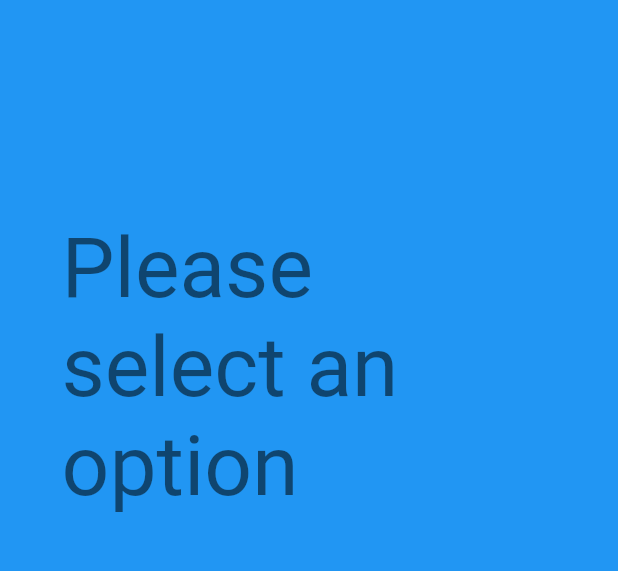
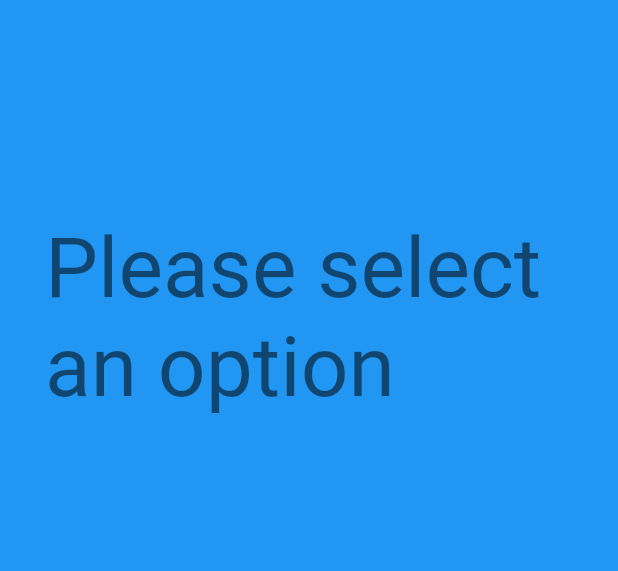
Before and after one commit to PeterAkande/AesEncryptorAndDecryptor, a Flutter app: the Home screen opened directly, on a phone screen of 412 x 824 dp, the part 84-655 px from its top. Run offline on Flutter 3.47's test engine with Material 2 defaults, Android fonts, the phone set to English and light mode, and no system bars; our stand-ins replace file_picker, flutter_svg, fluttertoast, google_fonts; missing offline and left inert: clipboard.

Commit message:
Adjusted the padding and also initialized the size Config

```diff
--- a/lib/screens/home_screen/home.dart
+++ b/lib/screens/home_screen/home.dart
@@ -4,6 +4,7 @@ import 'package:aes_encryptor_app/screens/home_screen/components/decrypt_string_
 import 'package:aes_encryptor_app/screens/home_screen/components/encrypt_file_widget.dart';
 import 'package:aes_encryptor_app/screens/home_screen/components/encrypt_string_widget.dart';
 import 'package:aes_encryptor_app/screens/home_screen/components/options_widget.dart';
+import 'package:aes_encryptor_app/utils/size_config.dart';
 import 'package:flutter/cupertino.dart';
 import 'package:flutter/material.dart';
 import 'package:provider/provider.dart';
@@ -23,6 +24,7 @@ class _HomeState extends State<Home> {
   Widget build(BuildContext context) {
     SystemChrome.setSystemUIOverlayStyle(
         const SystemUiOverlayStyle(statusBarColor: lightModeStatusBarOverlay));
+    SizeConfig().init(context);
     return Scaffold(
       backgroundColor: Theme.of(context).primaryColor,
       appBar: AppBar(
@@ -35,7 +37,7 @@ class _HomeState extends State<Home> {
         ),
       ),
       body: Padding(
-        padding: const EdgeInsets.only(left: 41, right: 41, top: 43),
+        padding: const EdgeInsets.only(left: 30, right: 30, top: 43),
         child: SingleChildScrollView(
           child: Column(
             children: [
```
